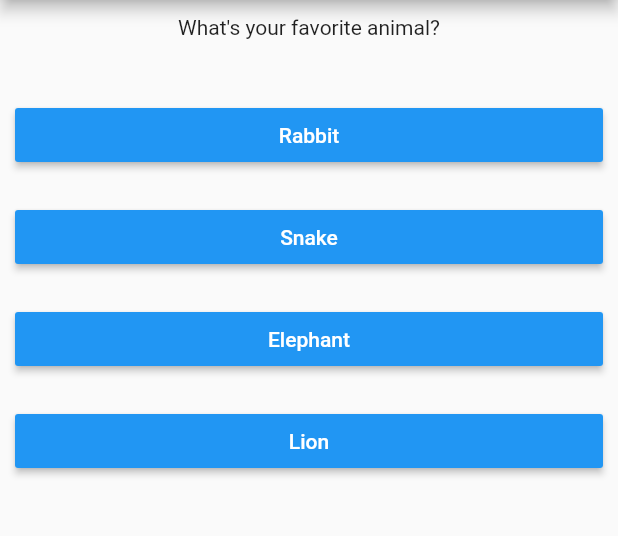
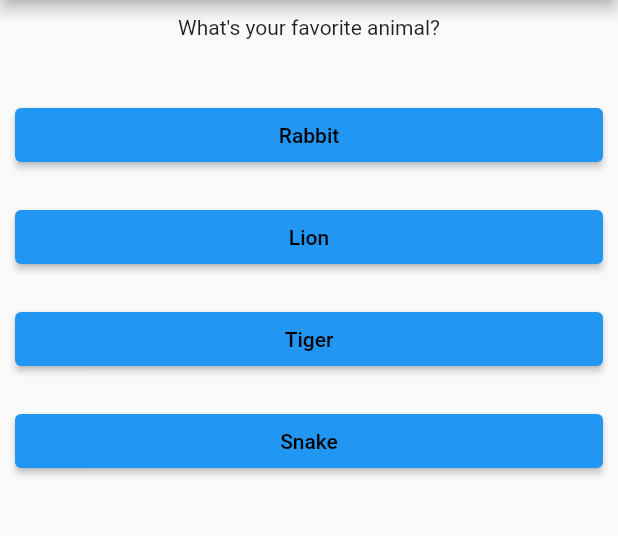
Before and after one commit to kasim121/basic_quiz_app, a Flutter app: the screen it shows after launch, after a tap on "Black", on a phone screen of 412 x 824 dp, the part 84-620 px from its top. Run offline on Flutter 3.47's test engine with Material 2 defaults, Android fonts, the phone set to English and light mode, and no system bars.

```diff
--- a/lib/main.dart
+++ b/lib/main.dart
@@ -1,11 +1,9 @@
+import 'package:basic_quiz_app/widgets/quiz.dart';
 import 'package:flutter/material.dart';
 
-import 'package:basic_quiz_app/widgets/questions.dart';
-
-import 'widgets/answer_text_widget.dart';
+import 'widgets/result.dart';
 
 void main() => runApp(const MyApp());
-//demo merging
 
 class MyApp extends StatelessWidget {
   const MyApp({Key? key}) : super(key: key);
@@ -23,7 +21,6 @@ class MyApp extends StatelessWidget {
   }
 }
 
-//stateful-widget-private-properties
 class MyHomePage extends StatefulWidget {
   const MyHomePage({Key? key}) : super(key: key);
 
@@ -37,26 +34,43 @@ class _MyHomePageState extends State<MyHomePage> {
   }
 
   var _questionIndex = 0;
-  var questions = [
+  int _totalScore = 0;
+  final _questions = const [
     {
       'questionText': 'What\'s your favorite color?',
-      'answers': ['Black', 'Red', 'Green', 'White'],
+      'answers': [
+        {'text': 'Black', 'score': 10},
+        {'text': 'Green', 'score': 20},
+        {'text': 'Orange', 'score': 30},
+        {'text': 'Red', 'score': 40}
+      ],
     },
     {
       'questionText': 'What\'s your favorite animal?',
-      'answers': ['Rabbit', 'Snake', 'Elephant', 'Lion'],
+      'answers': [
+        {'text': 'Rabbit', 'score': 10},
+        {'text': 'Lion', 'score': 20},
+        {'text': 'Tiger', 'score': 30},
+        {'text': 'Snake', 'score': 40}
+      ],
     },
     {
       'questionText': 'Who\'s your favorite instructor?',
-      'answers': ['Max', 'Max', 'Max', 'Max'],
+      'answers': [
+        {'text': 'Rabbit', 'score': 1},
+        {'text': 'Lion', 'score': 2},
+        {'text': 'Tiger', 'score': 3},
+        {'text': 'Snake', 'score': 4}
+      ],
     },
   ];
 
-  void _answerQuestion() {
+  void _answerQuestion(int score) {
+    _totalScore += _totalScore;
     setState(() {
       _questionIndex = _questionIndex + 1;
       debugPrint("---------printing$_questionIndex--------");
-      if (_questionIndex < questions.length) {
+      if (_questionIndex < _questions.length) {
         debugPrint("We have more questions!");
       } else {
         debugPrint("No more questions!");
@@ -66,39 +80,6 @@ class _MyHomePageState extends State<MyHomePage> {
 
   @override
   Widget build(BuildContext context) {
-    // var questions = [
-    //   {
-    //     'questionText': 'What\'s your favorite color?',
-    //     'answers': ['Black', 'Red', 'Green', 'White'],
-    //   },
-    //   {
-    //     'questionText': 'What\'s your favorite animal?',
-    //     'answers': ['Rabbit', 'Snake', 'Elephant', 'Lion'],
-    //   },
-    //   {
-    //     'questionText': 'Who\'s your favorite instructor?',
-    //     'answers': ['Max', 'Max', 'Max', 'Max'],
-    //   },
-    // ];
-    // var questions = [
-    //   'What\'s your favorite color?',
-    //   'What\'s your favorite animal?',
-    //   'What\'s your favorite color?',
-    //   'What\'s your favorite animal?',
-    //   'What\'s your favorite color?',
-    //   'What\'s your favorite animal?',
-    //   'What\'s your favorite color?',
-    //   'What\'s your favorite animal?',
-    //   'What\'s your favorite color?',
-    //   'What\'s your favorite animal?',
-    //   'What\'s your favorite color?',
-    //   'What\'s your favorite animal?',
-    //   'What\'s your favorite color?',
-    //   'What\'s your favorite animal?',
-    //   'What\'s your favorite color?',
-    //   'What\'s your favorite animal?',
-    // ];
-
     return Scaffold(
         appBar: AppBar(
           title: const Text(
@@ -107,26 +88,13 @@ class _MyHomePageState extends State<MyHomePage> {
           ),
           centerTitle: true,
         ),
-        body: _questionIndex < questions.length
-            ? Column(
-                children: [
-                  CustomText(
-                    text: questions[_questionIndex]['questionText'].toString(),
-                  ),
-                  const SizedBox(
-                    height: 20,
-                  ),
-                  ...(questions[_questionIndex]['answers'] as List)
-                      .map((answer) {
-                    return Answer(
-                      answerText: answer,
-                      selectHandler: _answerQuestion,
-                    );
-                  }).toList()
-                ],
-              )
-            : const Center(
-                child: Text("You did it.."),
+        body: _questionIndex < _questions.length
+            ? Quiz(
+                questions: _questions,
+                questionIndex: _questionIndex,
+                answerQuestion: _answerQuestion)
+            : Result(
+                resultScore: _totalScore,
               ));
   }
 }
--- /dev/null
+++ b/lib/widgets/answer.dart
@@ -0,0 +1,25 @@
+import 'package:flutter/material.dart';
+
+class Answer extends StatelessWidget {
+  final VoidCallback onPressed;
+  final String answerText;
+  const Answer({
+    Key? key,
+    required this.onPressed,
+    required this.answerText,
+  }) : super(key: key);
+
+  @override
+  Widget build(BuildContext context) {
+    return Container(
+        width: double.infinity,
+        margin: const EdgeInsets.all(10),
+        child: ElevatedButton(
+          onPressed: onPressed,
+          child: Text(
+            answerText,
+            style: const TextStyle(color: Colors.black),
+          ),
+        ));
+  }
+}
--- a/lib/widgets/answer_text_widget.dart
+++ /dev/null
@@ -1,28 +0,0 @@
-// ignore_for_file: deprecated_member_use
-
-import 'package:flutter/material.dart';
-
-class Answer extends StatelessWidget {
-  final VoidCallback? selectHandler;
-  final String answerText;
-  const Answer({
-    Key? key,
-    this.selectHandler,
-    required this.answerText,
-  }) : super(key: key);
-
-  @override
-  Widget build(BuildContext context) {
-    return Container(
-      width: double.infinity,
-      margin: const EdgeInsets.all(10),
-      child: RaisedButton(
-        color: Colors.blue,
-        textColor: Colors.white,
-        // ignore: sort_child_properties_last
-        child: Text(answerText),
-        onPressed: selectHandler,
-      ),
-    );
-  }
-}
--- /dev/null
+++ b/lib/widgets/quiz.dart
@@ -0,0 +1,37 @@
+import 'package:basic_quiz_app/widgets/questions.dart';
+import 'package:flutter/material.dart';
+
+import 'answer.dart';
+
+class Quiz extends StatelessWidget {
+  final List<Map<String, Object>> questions;
+  final int questionIndex;
+  final Function answerQuestion;
+  const Quiz({
+    Key? key,
+    required this.questions,
+    required this.questionIndex,
+    required this.answerQuestion,
+  }) : super(key: key);
+
+  @override
+  Widget build(BuildContext context) {
+    return Column(
+      children: [
+        CustomText(
+          text: questions[questionIndex]['questionText'].toString(),
+        ),
+        const SizedBox(
+          height: 20,
+        ),
+        ...(questions[questionIndex]['answers'] as List<Map<String, Object>>)
+            .map((answer) {
+          return Answer(
+            answerText: answer['text'].toString(),
+            onPressed: () => answerQuestion(answer['score']),
+          );
+        }).toList()
+      ],
+    );
+  }
+}
--- /dev/null
+++ b/lib/widgets/result.dart
@@ -0,0 +1,33 @@
+import 'package:flutter/material.dart';
+
+class Result extends StatelessWidget {
+  final int resultScore;
+  const Result({
+    Key? key,
+    required this.resultScore,
+  }) : super(key: key);
+
+  String get resultPharase {
+    String resultText;
+    if (resultScore == 10) {
+      resultText = "You are awesome and innocent!";
+    } else if (resultScore == 20) {
+      resultText = "Pretty likeable";
+    } else if (resultScore == 3) {
+      resultText = "You are strange!";
+    } else {
+      resultText = "You are so bad";
+    }
+    return resultText;
+  }
+
+  @override
+  Widget build(BuildContext context) {
+    return Center(
+      child: Text(
+        resultPharase,
+        style: const TextStyle(fontSize: 36, fontWeight: FontWeight.bold),
+      ),
+    );
+  }
+}
```
Also changed, not shown: lib/widgets/questions.dart (+0 -23 lines).
